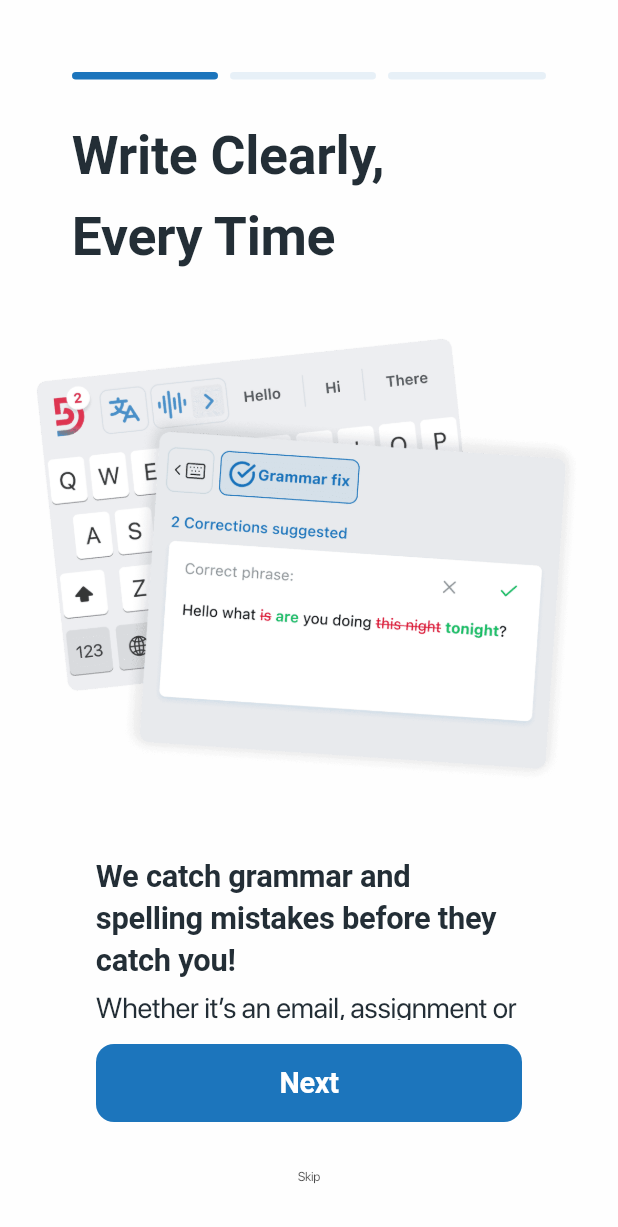
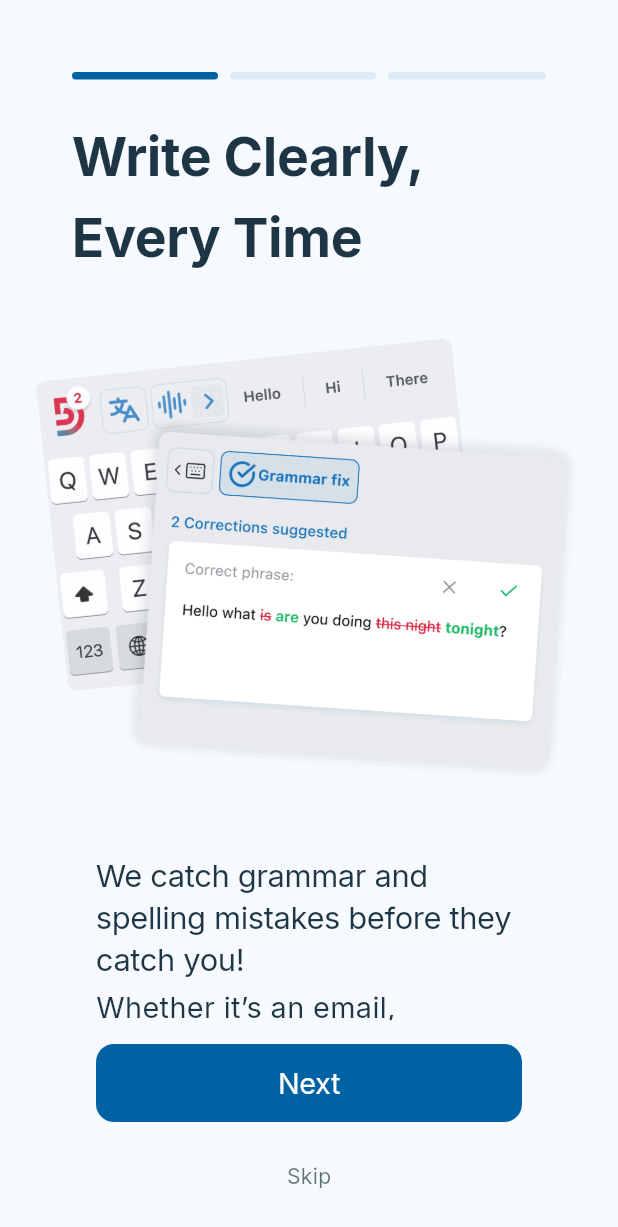
Before and after one commit to nima1024m/Dorna, a Flutter app: the screen it shows after launch, on a phone screen of 412 x 824 dp. Shown: the top 1227 px of the screen. Run offline on Flutter 3.47's test engine with Material 3 defaults, Android fonts, the phone set to English and light mode, and no system bars; our stand-ins replace animated_theme_switcher, app_links, cached_network_image, connectivity_plus, dio, easy_debounce and 19 more; missing offline and left inert: open_mail, persian_number_utility; accounts and stored records are empty; Roboto replaces fonts that are missing (SFProDisplayBold); project files that could hold a hidden picture were left out.

Commit message:
feat(theme): design tokens + ThemeData/ColorScheme/TextTheme (Phase 0)
Foundation for the UI redesign. Adds a central design-token + theme layer from
design_reference/DESIGN.md (Material-3 palette, primary #0062a3, cyan #05C1E2
signature accent/gradient; Inter type scale).

- lib/theme/app_tokens.dart: DornaColors (exact M3 light tokens), DornaSpacing
  (4px base), DornaRadii, brandGradient.
- lib/theme/app_theme.dart: AppTheme.light (exact M3 scheme) + AppTheme.dark
  (ColorScheme.fromSeed; design ships no dark palette yet) + Inter TextTheme
  via google_fonts.
- Wire AppTheme into GetMaterialApp (main.dart); drop the old SF Pro _buildTheme
  and settings_controller's hand-built light/dark themes.
- Refactor AppColors into a thin shim over DornaColors (preserves the API so
  existing screens keep compiling; they migrate to Theme/ColorScheme in Phases 1+).

Verified: flutter analyze 0 errors, flutter test pass, flutter build apk green.
Follow-up: bundle Inter as an asset (google_fonts fetches at runtime now).

Co-Authored-By: Claude Opus 4.8 <noreply@anthropic.com>

```diff
--- a/frontend/lib/controllers/settings/settings_controller.dart
+++ b/frontend/lib/controllers/settings/settings_controller.dart
@@ -1,7 +1,6 @@
 import 'package:dorna/services/keyboard_service.dart';
-import 'package:dorna/widgets/ui/app_colors.dart';
+import 'package:dorna/theme/app_theme.dart';
 import 'package:flutter/material.dart';
-import 'package:flutter/services.dart';
 import 'package:get/get.dart';
 import 'package:package_info_plus/package_info_plus.dart';
 import 'package:shared_preferences/shared_preferences.dart';
@@ -154,64 +153,11 @@ class SettingsController extends GetxController {
 
   ThemeData get darkTheme => _buildDarkTheme();
 
-  ThemeData _buildLightTheme() {
-    return ThemeData(
-      fontFamily: 'SFProDisplayRegular',
-      brightness: Brightness.light,
-      scaffoldBackgroundColor: const Color(0xffFEFEFE),
-      primaryColorDark: AppColors.primaryColor(),
-      primaryColor: AppColors.primaryColor(),
-      colorScheme: ColorScheme.light(
-        primary: AppColors.primaryColor(),
-        secondary: AppColors.primaryColor(),
-        onPrimary: Colors.white,
-        background: const Color(0xffFEFEFE),
-        surface: const Color(0xffFEFEFE),
-        onSurface: const Color(0xff000000),
-        error: AppColors.errorText,
-      ),
-      appBarTheme: const AppBarTheme(
-        centerTitle: true,
-        elevation: 0,
-        systemOverlayStyle: SystemUiOverlayStyle.light,
-        backgroundColor: Color(0xffFEFEFE),
-        foregroundColor: Color(0xff000000),
-      ),
-      dividerTheme: const DividerThemeData(
-        color: Color(0xffE0E0E0),
-        space: 28,
-      ),
-    );
-  }
+  // Theme is now defined centrally by the design-token system; see
+  // lib/theme/app_theme.dart (Phase 0 of the redesign).
+  ThemeData _buildLightTheme() => AppTheme.light;
 
-  ThemeData _buildDarkTheme() {
-    return _buildLightTheme().copyWith(
-      brightness: Brightness.dark,
-      scaffoldBackgroundColor: const Color(0xff0E0E0E),
-      primaryColorDark: AppColors.primaryColor(),
-      primaryColor: AppColors.primaryColor(),
-      colorScheme: ColorScheme.dark(
-        primary: AppColors.primaryColor(),
-        secondary: AppColors.primaryColor(),
-        onPrimary: Colors.white,
-        background: const Color(0xff121212),
-        surface: const Color(0xff1E1E1E),
-        onSurface: const Color(0xffFFFFFF),
-        error: AppColors.errorText,
-      ),
-      // appBarTheme: AppBarTheme(
-      //   centerTitle: true,
-      //   elevation: 0,
-      //   systemOverlayStyle: SystemUiOverlayStyle.dark,
-      //   backgroundColor: const Color(0xff1E1E1E),
-      //   foregroundColor: const Color(0xffFFFFFF),
-      // ),
-      // dividerTheme: const DividerThemeData(
-      //   color: Color(0xff333333),
-      //   space: 28,
-      // ),
-    );
-  }
+  ThemeData _buildDarkTheme() => AppTheme.dark;
 
   ThemeData get currentTheme => isDarkTheme.value ? darkTheme : lightTheme;
 }
--- a/frontend/lib/main.dart
+++ b/frontend/lib/main.dart
@@ -23,6 +23,7 @@ import 'package:sizer/sizer.dart';
 import 'controllers/auth/auth_controller.dart';
 import 'controllers/settings/settings_controller.dart';
 import 'firebase_options.dart';
+import 'theme/app_theme.dart';
 
 bool isLimitedVersion = false;
 
@@ -237,10 +238,8 @@ class _MyAppState extends State<MyApp> with WidgetsBindingObserver {
                           ? Transition.fadeIn
                           : Transition.rightToLeftWithFade,
                       scrollBehavior: MyCustomScrollBehavior(),
-                      theme: _buildTheme(
-                          settingsController.lightTheme, Brightness.light),
-                      darkTheme: _buildTheme(
-                          settingsController.darkTheme, Brightness.dark),
+                      theme: AppTheme.light,
+                      darkTheme: AppTheme.dark,
                       themeMode: settingsController.isDarkTheme.value
                           ? ThemeMode.dark
                           : ThemeMode.light,
@@ -267,69 +266,6 @@ class _MyAppState extends State<MyApp> with WidgetsBindingObserver {
     });
   }
 
-  ThemeData _buildTheme(ThemeData baseTheme, Brightness brightness) {
-    final bool isDark = brightness == Brightness.dark;
-
-    var displayLarge = TextStyle(
-      fontSize: 14.sp,
-      color: isDark ? const Color(0xffCCCCCC) : AppColors.subtitle,
-      fontWeight: Platform.isIOS ? FontWeight.w500 : FontWeight.w700,
-      letterSpacing: Platform.isIOS ? -0.7 : -0.2,
-      fontFamily: 'SFProDisplayBold',
-    );
-    return baseTheme.copyWith(
-      brightness: brightness,
-      inputDecorationTheme: InputDecorationTheme(
-        errorStyle:
-            displayLarge.copyWith(fontSize: 11.sp, color: AppColors.errorText),
-      ),
-      textTheme: baseTheme.textTheme.copyWith(
-        displayLarge: displayLarge,
-        titleLarge: TextStyle(
-          fontSize: 14.sp,
-          color: isDark ? const Color(0xffCCCCCC) : AppColors.text2,
-          fontWeight: FontWeight.w700,
-          letterSpacing: Platform.isIOS ? -1.0 : -0.2,
-          fontFamily: 'SFProDisplayBold',
-        ),
-        titleSmall: TextStyle(
-          fontSize: 11.sp,
-          color: isDark ? const Color(0xffCCCCCC) : AppColors.text2,
-          fontWeight: FontWeight.w400,
-          letterSpacing: -0.2,
-          fontFamily: 'SFProDisplayRegular',
-        ),
-        bodyLarge: TextStyle(
-          fontSize: 12.sp,
-          fontWeight: FontWeight.w500,
-          color: isDark ? const Color(0xffCCCCCC) : AppColors.text2,
-          letterSpacing: -0.2,
-          fontFamily: 'SFProDisplayMedium',
-        ),
-        bodyMedium: TextStyle(
-          fontSize: 12.sp,
-          color: isDark ? const Color(0xffFFFFFF) : AppColors.mainBlack,
-          letterSpacing: -0.2,
-          fontFamily: 'SFProDisplayRegular',
-          fontWeight: FontWeight.w400,
-        ),
-        bodySmall: TextStyle(
-          fontSize: 12.sp,
-          color: isDark ? const Color(0xffAAAAAA) : AppColors.text2,
-          letterSpacing: -0.2,
-          fontFamily: 'SFProDisplayLight',
-          fontWeight: FontWeight.w100,
-        ),
-        titleMedium: TextStyle(
-          fontSize: 10.sp,
-          color: isDark ? const Color(0xffCCCCCC) : const Color(0xff3D3D3D),
-          fontFamily: 'SFProDisplayMedium',
-          letterSpacing: -0.2,
-          fontWeight: FontWeight.w500,
-        ),
-      ),
-    );
-  }
 }
 
 class MyCustomScrollBehavior extends MaterialScrollBehavior {
--- /dev/null
+++ b/frontend/lib/theme/app_theme.dart
@@ -0,0 +1,94 @@
+import 'package:flutter/material.dart';
+import 'package:google_fonts/google_fonts.dart';
+
+import 'app_tokens.dart';
+
+/// Central app theming. Light uses the exact Material-3 scheme from the design
+/// tokens; dark is derived from the brand seed (the design ships no dark palette
+/// yet — refine later). Typography is Inter (via google_fonts).
+class AppTheme {
+  AppTheme._();
+
+  static ThemeData get light => _theme(_lightScheme);
+  static ThemeData get dark => _theme(_darkScheme);
+
+  /// Exact Material-3 light scheme from DESIGN.md.
+  static const ColorScheme _lightScheme = ColorScheme(
+    brightness: Brightness.light,
+    primary: DornaColors.primary,
+    onPrimary: DornaColors.onPrimary,
+    primaryContainer: DornaColors.primaryContainer,
+    onPrimaryContainer: DornaColors.onPrimaryContainer,
+    secondary: DornaColors.secondary,
+    onSecondary: DornaColors.onSecondary,
+    secondaryContainer: DornaColors.secondaryContainer,
+    onSecondaryContainer: DornaColors.onSecondaryContainer,
+    tertiary: DornaColors.tertiary,
+    onTertiary: DornaColors.onTertiary,
+    tertiaryContainer: DornaColors.tertiaryContainer,
+    onTertiaryContainer: DornaColors.onTertiaryContainer,
+    error: DornaColors.error,
+    onError: DornaColors.onError,
+    errorContainer: DornaColors.errorContainer,
+    onErrorContainer: DornaColors.onErrorContainer,
+    surface: DornaColors.surface,
+    onSurface: DornaColors.onSurface,
+    onSurfaceVariant: DornaColors.onSurfaceVariant,
+    outline: DornaColors.outline,
+    outlineVariant: DornaColors.outlineVariant,
+    inverseSurface: DornaColors.inverseSurface,
+    onInverseSurface: DornaColors.inverseOnSurface,
+    inversePrimary: DornaColors.inversePrimary,
+    surfaceTint: DornaColors.primary,
+    surfaceDim: DornaColors.surfaceDim,
+    surfaceBright: DornaColors.surfaceBright,
+    surfaceContainerLowest: DornaColors.surfaceContainerLowest,
+    surfaceContainerLow: DornaColors.surfaceContainerLow,
+    surfaceContainer: DornaColors.surfaceContainer,
+    surfaceContainerHigh: DornaColors.surfaceContainerHigh,
+    surfaceContainerHighest: DornaColors.surfaceContainerHighest,
+  );
+
+  /// Dark scheme derived from the brand seed (D3: design ships no dark values).
+  static final ColorScheme _darkScheme = ColorScheme.fromSeed(
+    seedColor: DornaColors.primary,
+    brightness: Brightness.dark,
+  );
+
+  static ThemeData _theme(ColorScheme scheme) {
+    final base = ThemeData(
+      useMaterial3: true,
+      colorScheme: scheme,
+      scaffoldBackgroundColor: scheme.surface,
+    );
+    return base.copyWith(
+      textTheme: _textTheme(base.textTheme, scheme.onSurface),
+      appBarTheme: AppBarTheme(
+        centerTitle: true,
+        elevation: 0,
+        backgroundColor: scheme.surface,
+        foregroundColor: scheme.onSurface,
+        surfaceTintColor: Colors.transparent,
+      ),
+      dividerTheme: DividerThemeData(color: scheme.outlineVariant, space: 28),
+    );
+  }
+
+  /// Inter type scale from DESIGN.md (sizes/weights/line-heights).
+  static TextTheme _textTheme(TextTheme base, Color onSurface) {
+    return GoogleFonts.interTextTheme(base).copyWith(
+      headlineLarge: GoogleFonts.inter(
+          fontSize: 32, height: 40 / 32, fontWeight: FontWeight.w600),
+      headlineMedium: GoogleFonts.inter(
+          fontSize: 24, height: 32 / 24, fontWeight: FontWeight.w600),
+      titleLarge: GoogleFonts.inter(
+          fontSize: 20, height: 28 / 20, fontWeight: FontWeight.w600),
+      bodyLarge: GoogleFonts.inter(
+          fontSize: 16, height: 28 / 16, fontWeight: FontWeight.w400),
+      bodyMedium: GoogleFonts.inter(
+          fontSize: 14, height: 24 / 14, fontWeight: FontWeight.w400),
+      labelLarge: GoogleFonts.inter(
+          fontSize: 14, height: 20 / 14, fontWeight: FontWeight.w500),
+    ).apply(bodyColor: onSurface, displayColor: onSurface);
+  }
+}
--- /dev/null
+++ b/frontend/lib/theme/app_tokens.dart
@@ -0,0 +1,92 @@
+import 'package:flutter/material.dart';
+
+/// Raw Dorna design tokens, extracted from `design_reference/.../dorna/DESIGN.md`
+/// (the Material-3 YAML token set — the canonical source; the prose hexes and the
+/// `_ds/` ConstraAP system are NOT used).
+///
+/// Prefer consuming colors/typography through the app `ThemeData`
+/// (`Theme.of(context).colorScheme` / `textTheme`). Use these raw tokens directly
+/// only for brand bits Material can't express — e.g. the signature blue→cyan
+/// gradient and the cyan audio-waveform accent.
+class DornaColors {
+  DornaColors._();
+
+  // ── Primary / brand ──
+  static const Color primary = Color(0xFF0062A3);
+  static const Color onPrimary = Color(0xFFF7F9FF);
+  static const Color primaryContainer = Color(0xFF6AB2FE);
+  static const Color onPrimaryContainer = Color(0xFF003054);
+  static const Color primaryDim = Color(0xFF005690);
+
+  // ── Secondary (teal-blue) ──
+  static const Color secondary = Color(0xFF00687B);
+  static const Color onSecondary = Color(0xFFEFFBFF);
+  static const Color secondaryContainer = Color(0xFFADECFF);
+  static const Color onSecondaryContainer = Color(0xFF005A6A);
+
+  // ── Tertiary ──
+  static const Color tertiary = Color(0xFF006497);
+  static const Color onTertiary = Color(0xFFF6F9FF);
+  static const Color tertiaryContainer = Color(0xFF31ABF7);
+  static const Color onTertiaryContainer = Color(0xFF00283F);
+
+  // ── Error ──
+  static const Color error = Color(0xFFA83836);
+  static const Color onError = Color(0xFFFFF7F6);
+  static const Color errorContainer = Color(0xFFFA746F);
+  static const Color onErrorContainer = Color(0xFF6E0A12);
+
+  // ── Surfaces / neutrals ──
+  static const Color surface = Color(0xFFF6FAFF);
+  static const Color surfaceDim = Color(0xFFC4DDF1);
+  static const Color surfaceBright = Color(0xFFF6FAFF);
+  static const Color surfaceContainerLowest = Color(0xFFFFFFFF);
+  static const Color surfaceContainerLow = Color(0xFFEAF5FF);
+  static const Color surfaceContainer = Color(0xFFDFF0FF);
+  static const Color surfaceContainerHigh = Color(0xFFD6EBFC);
+  static const Color surfaceContainerHighest = Color(0xFFCCE6FA);
+  static const Color onSurface = Color(0xFF1D3544);
+  static const Color onSurfaceVariant = Color(0xFF4A6273);
+  static const Color outline = Color(0xFF667E8F);
+  static const Color outlineVariant = Color(0xFF9CB5C8);
+  static const Color inverseSurface = Color(0xFF050F17);
+  static const Color inverseOnSurface = Color(0xFF939EA8);
+  static const Color inversePrimary = Color(0xFF6AB2FE);
+
+  // ── Signature accent + gradient (blue → cyan) ──
+  static const Color accentCyan = Color(0xFF05C1E2);
+  static const LinearGradient brandGradient = LinearGradient(
+    begin: Alignment.topLeft,
+    end: Alignment.bottomRight,
+    colors: <Color>[primary, accentCyan],
+  );
+
+  // ── Status (from DESIGN.md notes; not part of the M3 token map) ──
+  static const Color success = Color(0xFF17BD62);
+  static const Color warning = Color(0xFFFF9500);
+  static const Color info = Color(0xFF039BE5);
+}
+
+/// 4px-based spacing scale (mobile screen margin 20, gutter 16).
+class DornaSpacing {
+  DornaSpacing._();
+  static const double unit = 4;
+  static const double xs = 4;
+  static const double sm = 8;
+  static const double md = 12;
+  static const double gutter = 16;
+  static const double screenMargin = 20;
+  static const double xl = 24;
+  static const double xxl = 32;
+}
+
+/// Corner radii (cards 16–24; pills/avatars `full`).
+class DornaRadii {
+  DornaRadii._();
+  static const double sm = 4;
+  static const double base = 8;
+  static const double md = 12;
+  static const double lg = 16;
+  static const double xl = 24;
+  static const double full = 9999;
+}
--- a/frontend/lib/widgets/ui/app_colors.dart
+++ b/frontend/lib/widgets/ui/app_colors.dart
@@ -1,48 +1,45 @@
 import 'package:flutter/material.dart';
 
+import '../../theme/app_tokens.dart';
+
+/// LEGACY shim. Colors now live in the design-token system ([DornaColors]) and
+/// the app [ThemeData] (`ColorScheme` / `TextTheme`). Prefer
+/// `Theme.of(context).colorScheme` / `DornaColors` in new and redesigned code —
+/// these members map old call sites onto the new palette and are removed as
+/// screens migrate off them (redesign Phases 1+).
 class AppColors {
   static bool isDarkMode = false;
 
-  static Color primaryColor() => isDarkMode
-      ? const Color(0xff1F82D2)
-      : const Color(
-          0xff1C75BC,
-        );
+  static Color primaryColor() => DornaColors.primary;
+  static Color ascending() => DornaColors.accentCyan;
 
-  static Color ascending() => isDarkMode
-      ? const Color(0xff05C1E2)
-      : const Color(
-          0xff05C1E2,
-        );
-  static var mainBlack = const Color(0xff060606);
-  static var subtitle = const Color(0xff1A171B);
+  static Color mainBlack = DornaColors.onSurface;
+  static Color subtitle = DornaColors.onSurface;
 
-  static Color textMain() =>
-      isDarkMode ? const Color(0xffC9D4DC) : const Color(0xff232E36);
-  static var text1 = const Color(0xff3E3E3F);
-  static var text2 = const Color(0xff57585A);
-  static var text3 = const Color(0xff76787B);
+  static Color textMain() => DornaColors.onSurface;
+  static Color text1 = DornaColors.onSurface;
+  static Color text2 = DornaColors.onSurfaceVariant;
+  static Color text3 = DornaColors.onSurfaceVariant;
 
-  static Color greySubtext() =>
-      isDarkMode ? const Color(0xffC9D4DC) : const Color(0xff484C4F);
-  static var grey1 = const Color(0xff343434);
-  static var grey2 = const Color(0xffA8A9AD);
-  static var grey3 = const Color(0xff7D7D7D);
-  static var grey4 = const Color(0xff808080);
-  static var neutral = const Color(0xffD3D3D3);
-  static var neutral2 = const Color(0xffEDEDED);
-  static var neutral3 = const Color(0xffF2F2F2);
-  static var neutral4 = const Color(0xffF9F9F9);
-  static var lightBlue = const Color(0xff00FFFF);
-  static var lightBlue2 = const Color(0xff01FBFB);
-  static var infoText = const Color(0xff039BE5);
-  static var blueDark = const Color(0xff285F8E);
-  static var warningText = const Color(0xffFF9500);
-  static var warningText2 = const Color(0xffFF9500);
-  static var errorText = const Color(0xffD80027);
-  static var successText = const Color(0xff17BD62);
-  static var green1 = const Color(0xff8BC63E);
-  static var brand4 = const Color(0xffD12C55);
-  static var redDark = const Color(0xff78003C);
-  static var purple = const Color(0xff470184);
+  static Color greySubtext() => DornaColors.onSurfaceVariant;
+  static Color grey1 = DornaColors.onSurfaceVariant;
+  static Color grey2 = DornaColors.outline;
+  static Color grey3 = DornaColors.outline;
+  static Color grey4 = DornaColors.outline;
+  static Color neutral = DornaColors.outlineVariant;
+  static Color neutral2 = DornaColors.surfaceContainerHigh;
+  static Color neutral3 = DornaColors.surfaceContainerLow;
+  static Color neutral4 = DornaColors.surfaceContainerLowest;
+  static Color lightBlue = DornaColors.accentCyan;
+  static Color lightBlue2 = DornaColors.accentCyan;
+  static Color infoText = DornaColors.info;
+  static Color blueDark = DornaColors.onPrimaryContainer;
+  static Color warningText = DornaColors.warning;
+  static Color warningText2 = DornaColors.warning;
+  static Color errorText = DornaColors.error;
+  static Color successText = DornaColors.success;
+  static Color green1 = DornaColors.success;
+  static Color brand4 = DornaColors.error;
+  static Color redDark = DornaColors.onErrorContainer;
+  static Color purple = DornaColors.tertiary;
 }
--- a/frontend/pubspec.yaml
+++ b/frontend/pubspec.yaml
@@ -66,6 +66,9 @@ dependencies:
   just_audio: ^0.10.5
   intl:
   package_info_plus: ^10.1.0
+  # Inter typeface for the redesign (DESIGN.md). NOTE: google_fonts fetches at
+  # runtime by default; follow-up = bundle Inter as an asset for offline/perf.
+  google_fonts:
 
 dev_dependencies:
   flutter_test:
```
Also changed, not shown: frontend/pubspec.lock, 1 other file.
